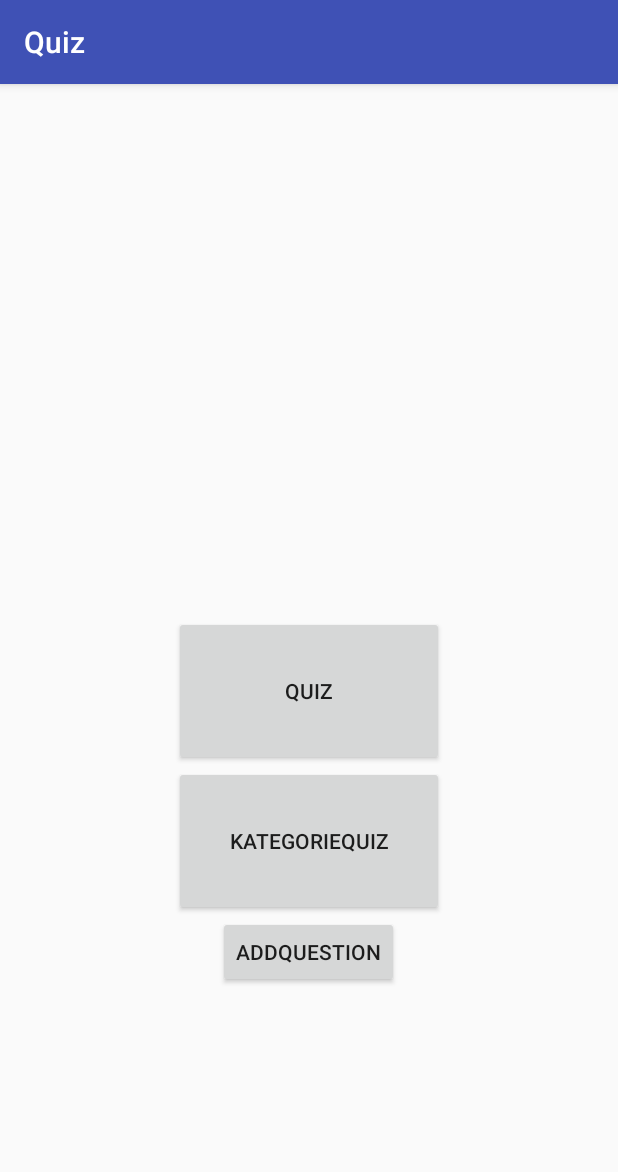
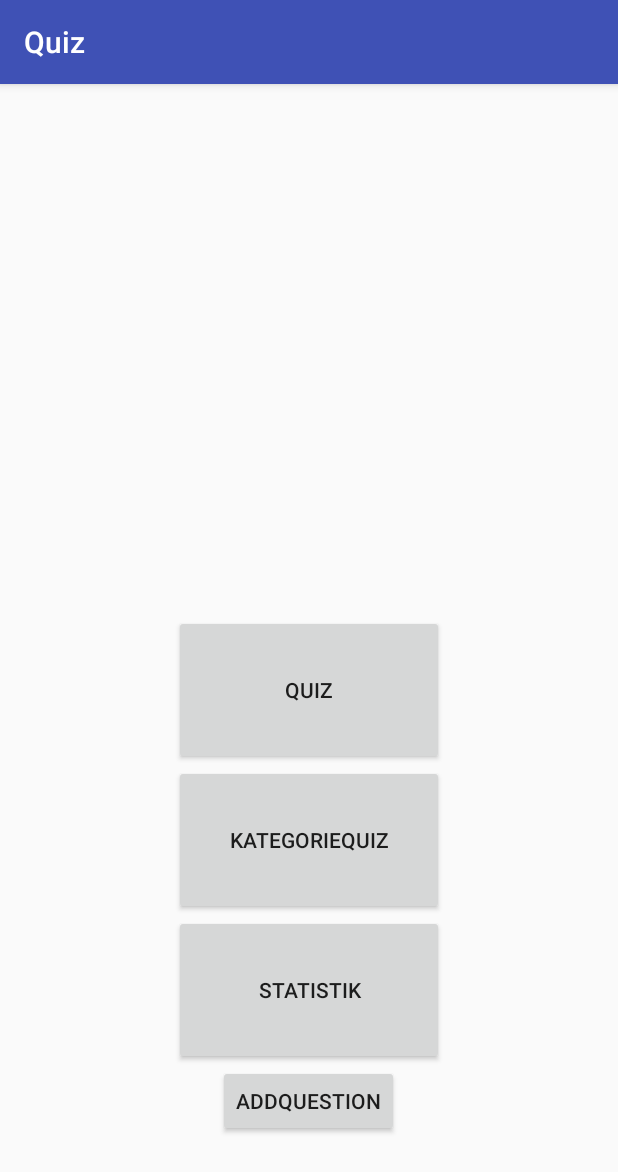
Before and after one commit to nerd100/quizapp, an Android app: the screen it shows after launch (MainActivity), on a phone screen of 412 x 824 dp. Shown: the top 1172 px of the screen. Run offline under Robolectric (Android 15) with nearby library versions, the light colour scheme and no system bars.

Commit message:
added statistic

```diff
--- a/app/src/main/AndroidManifest.xml
+++ b/app/src/main/AndroidManifest.xml
@@ -27,7 +27,9 @@
 
         <activity android:name=".AddQuestion" />
         <activity android:name=".Start" />
+        <activity android:name=".Statistics"/>
         <activity android:name=".Choose"></activity>
+
     </application>
 
 </manifest>
--- a/app/src/main/java/com/example/dennis/quiz/MainActivity.java
+++ b/app/src/main/java/com/example/dennis/quiz/MainActivity.java
@@ -12,7 +12,7 @@ public class MainActivity extends AppCompatActivity {
     SharedPreferences shared_preferences;
     SharedPreferences.Editor shared_preferences_editor;
 
-    Button addbtn, startbtn1, startbtn2;
+    Button addbtn, startbtn1, startbtn2, statisticbtn;
 
     DatabaseHelper getDatabase;
     //SQLiteDatabase db = adb.openDatabase();
@@ -27,6 +27,7 @@ public class MainActivity extends AppCompatActivity {
 
         startbtn1 = (Button) findViewById(R.id.btn_start1);
         startbtn2 = (Button) findViewById(R.id.btn_start2);
+        statisticbtn = (Button) findViewById(R.id.btn_statistic);
         addbtn = (Button) findViewById(R.id.addquestion);
 
         startbtn1.setOnClickListener(new View.OnClickListener() {
@@ -50,6 +51,12 @@ public class MainActivity extends AppCompatActivity {
             }
         });
 
+        statisticbtn.setOnClickListener(new View.OnClickListener() {
+            @Override
+            public void onClick(View view) {
+                startActivity(new Intent(MainActivity.this, Statistics.class));
+            }
+        });
         addbtn.setOnClickListener(new View.OnClickListener() {
             @Override
             public void onClick(View v) {
--- a/app/src/main/res/layout/activity_main.xml
+++ b/app/src/main/res/layout/activity_main.xml
@@ -14,17 +14,25 @@
         android:layout_height="wrap_content"
         android:text="AddQuestion"
         android:id="@+id/addquestion"
+        android:layout_marginBottom="50dp"
         android:layout_alignParentBottom="true"
-        android:layout_centerHorizontal="true"
-        android:layout_marginBottom="149dp" />
+        android:layout_centerHorizontal="true" />
 
     <Button
         android:layout_width="180dp"
         android:layout_height="100dp"
         android:text="KategorieQuiz"
         android:id="@+id/btn_start2"
+        android:layout_above="@+id/btn_statistic"
+        android:layout_centerHorizontal="true" />
+    <Button
+        android:layout_width="180dp"
+        android:layout_height="100dp"
+        android:text="Statistik"
+        android:id="@+id/btn_statistic"
         android:layout_above="@+id/addquestion"
-        android:layout_centerHorizontal="true" />
+        android:layout_alignLeft="@+id/btn_start2"
+        android:layout_alignStart="@+id/btn_start2" />
 
     <Button
         android:layout_width="180dp"
@@ -33,8 +41,6 @@
         android:id="@+id/btn_start1"
         android:layout_above="@+id/btn_start2"
         android:layout_alignLeft="@+id/btn_start2"
-        android:layout_alignStart="@+id/btn_start2"
-        android:layout_alignRight="@+id/btn_start2"
-        android:layout_alignEnd="@+id/btn_start2" />
+        android:layout_alignStart="@+id/btn_start2" />
 
 </RelativeLayout>
```
Also changed, not shown: app/src/main/java/com/example/dennis/quiz/Statistics.java (added, +20 -0 lines), app/src/main/res/layout/activity_statistic.xml (added, +77 -0 lines).
